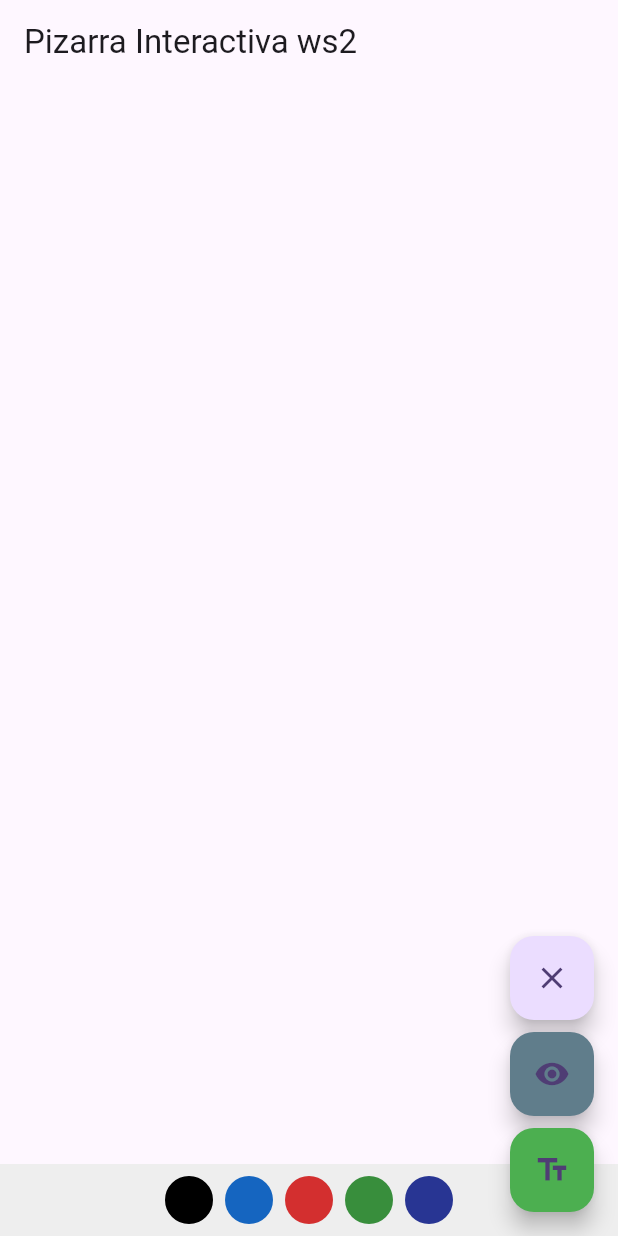
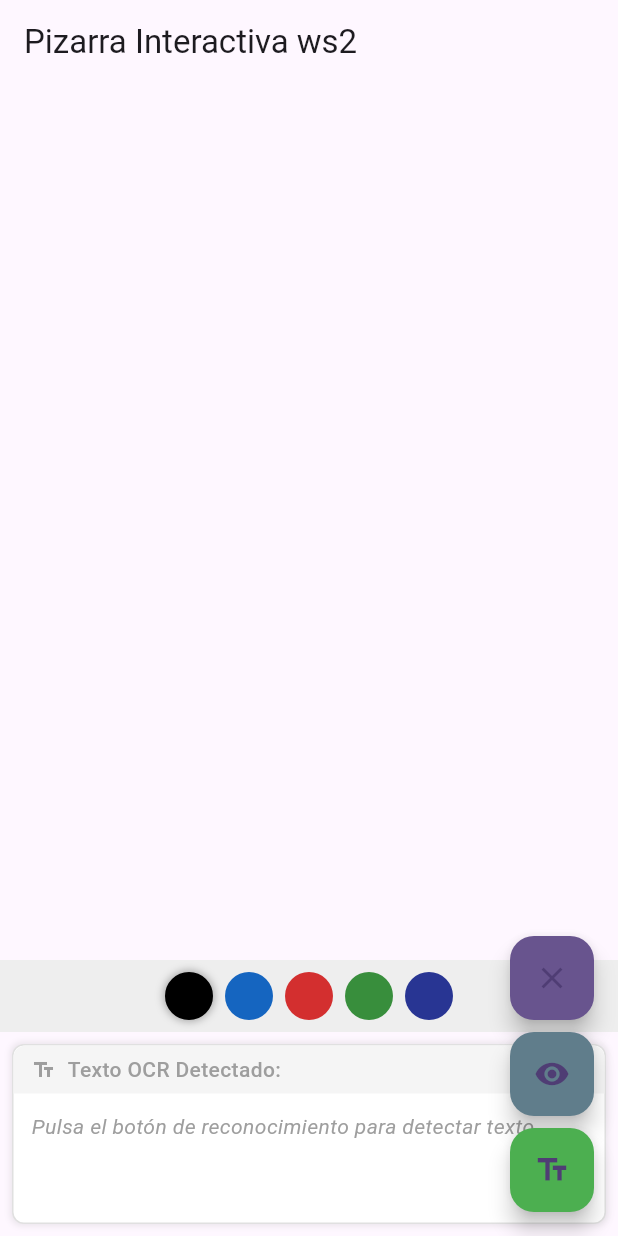
Before and after one commit to MJMAYA/whiteboard_app, a Flutter app: the screen it shows after launch, on a phone screen of 412 x 824 dp. Run offline on Flutter 3.47's test engine with Material 3 defaults, Android fonts, the phone set to English and light mode, and no system bars.

Commit message:
Base guardado DATASET

```diff
--- a/lib/whiteboard_screen.dart
+++ b/lib/whiteboard_screen.dart
@@ -2,6 +2,9 @@ import 'package:flutter/material.dart';
 import 'package:flutter/rendering.dart';
 import 'draw_point.dart';
 import 'whiteboard_painter.dart';
+import 'widgets/ocr_text_display.dart';
+import 'widgets/color_palette.dart';
+import 'widgets/whiteboard_action_buttons.dart';
 import 'dart:ui' as ui;
 import 'dart:typed_data';
 import 'dart:io';
@@ -18,6 +21,7 @@ class WhiteboardScreen extends StatefulWidget {
 
 class _WhiteboardScreenState extends State<WhiteboardScreen> {
   String? _figureMessage;
+  String _recognizedText = ''; // Variable para almacenar texto OCR
   double _lastPressure = 1.0;
   bool _showPressure = false;
   final GlobalKey _paintKey = GlobalKey();
@@ -38,67 +42,38 @@ class _WhiteboardScreenState extends State<WhiteboardScreen> {
       appBar: AppBar(title: const Text('Pizarra Interactiva ws2')),
       body: Column(
         children: [
-          Expanded(
-            child: Stack(
+          Expanded(flex: 3, child: _buildWhiteboardArea()),
+          ColorPalette(
+            colors: _colors,
+            selectedColor: _selectedColor,
+            onColorSelected: (color) => setState(() => _selectedColor = color),
+          ),
+          OcrTextDisplay(
+            recognizedText: _recognizedText,
+            onClear: () => setState(() => _recognizedText = ''),
+          ),
+        ],
+      ),
+      floatingActionButton: WhiteboardActionButtons(
+        onClear: () => setState(() => _points.clear()),
+        onTogglePressure: () => setState(() => _showPressure = !_showPressure),
+        onRecognizeText: _recognizeTextFromWhiteboard,
+        showPressure: _showPressure,
+      ),
+    );
+  }
+
+  Widget _buildWhiteboardArea() {
+    return Stack(
       children: [
         Positioned.fill(
           child: RepaintBoundary(
             key: _boundaryKey,
             child: Listener(
               behavior: HitTestBehavior.translucent,
-                      onPointerDown: (event) {
-                        //print(
-                        //  '[DEBUG] PointerDown: pressure=${event.pressure}, position=${event.position}, device=${event.device}',
-                        //);
-                        setState(() {
-                          RenderBox? box =
-                              _paintKey.currentContext?.findRenderObject()
-                                  as RenderBox?;
-                          Offset point = box != null
-                              ? box.globalToLocal(event.position)
-                              : event.localPosition;
-                          double pressure = event.pressure;
-                          _lastPressure = pressure;
-                          double minStroke = 2.0;
-                          double maxStroke = 8.0;
-                          double normalized = pressure.clamp(0.0, 1.0);
-                          double stroke =
-                              minStroke + (maxStroke - minStroke) * normalized;
-                          _points.add(DrawPoint(point, _selectedColor, stroke));
-                        });
-                      },
-                      onPointerMove: (event) {
-                        // print(
-                        //   '[DEBUG] PointerMove: pressure=${event.pressure}, position=${event.position}, device=${event.device}',
-                        // );
-                        setState(() {
-                          RenderBox? box =
-                              _paintKey.currentContext?.findRenderObject()
-                                  as RenderBox?;
-                          Offset point = box != null
-                              ? box.globalToLocal(event.position)
-                              : event.localPosition;
-                          double pressure = event.pressure;
-                          if (pressure == 0.0) {
-                            pressure = _lastPressure;
-                          } else {
-                            _lastPressure = pressure;
-                          }
-                          double minStroke = 2.0;
-                          double maxStroke = 8.0;
-                          double normalized = pressure.clamp(0.0, 1.0);
-                          double stroke =
-                              minStroke + (maxStroke - minStroke) * normalized;
-                          _points.add(DrawPoint(point, _selectedColor, stroke));
-                        });
-                      },
-                      onPointerUp: (event) {
-                        setState(() {
-                          // Simplemente agregamos un separador null para terminar el trazo
-                          // Sin detección de cuadrados para optimizar OCR
-                          _points.add(null);
-                        });
-                      },
+              onPointerDown: _handlePointerDown,
+              onPointerMove: _handlePointerMove,
+              onPointerUp: _handlePointerUp,
               child: CustomPaint(
                 key: _paintKey,
                 painter: WhiteboardPainter(_points),
@@ -107,33 +82,68 @@ class _WhiteboardScreenState extends State<WhiteboardScreen> {
             ),
           ),
         ),
-                if (_figureMessage != null)
-                  Positioned(
+        if (_figureMessage != null) _buildStatusMessage(),
+        if (_showPressure) _buildPressureIndicator(),
+      ],
+    );
+  }
+
+  // Handlers de eventos de puntero
+  void _handlePointerDown(PointerDownEvent event) {
+    setState(() {
+      final point = _getLocalPoint(event.position);
+      final stroke = _calculateStroke(event.pressure);
+      _points.add(DrawPoint(point, _selectedColor, stroke));
+    });
+  }
+
+  void _handlePointerMove(PointerMoveEvent event) {
+    setState(() {
+      final point = _getLocalPoint(event.position);
+      final pressure = event.pressure == 0.0 ? _lastPressure : event.pressure;
+      _lastPressure = pressure;
+      final stroke = _calculateStroke(pressure);
+      _points.add(DrawPoint(point, _selectedColor, stroke));
+    });
+  }
+
+  void _handlePointerUp(PointerUpEvent event) {
+    setState(() => _points.add(null)); // Separador de trazos
+  }
+
+  // Métodos auxiliares
+  Offset _getLocalPoint(Offset globalPosition) {
+    final box = _paintKey.currentContext?.findRenderObject() as RenderBox?;
+    return box?.globalToLocal(globalPosition) ?? globalPosition;
+  }
+
+  double _calculateStroke(double pressure) {
+    const double minStroke = 2.0, maxStroke = 8.0;
+    final normalized = pressure.clamp(0.0, 1.0);
+    return minStroke + (maxStroke - minStroke) * normalized;
+  }
+
+  // Widgets de UI
+  Widget _buildStatusMessage() => Positioned(
     top: 60,
     left: 0,
     right: 0,
     child: Center(
       child: Container(
-                        padding: const EdgeInsets.symmetric(
-                          horizontal: 16,
-                          vertical: 8,
-                        ),
+        padding: const EdgeInsets.symmetric(horizontal: 16, vertical: 8),
         decoration: BoxDecoration(
           color: Colors.black.withOpacity(0.7),
           borderRadius: BorderRadius.circular(8),
         ),
         child: Text(
           _figureMessage!,
-                          style: const TextStyle(
-                            color: Colors.white,
-                            fontSize: 18,
+          style: const TextStyle(color: Colors.white, fontSize: 18),
         ),
       ),
     ),
-                    ),
-                  ),
-                if (_showPressure)
-                  Positioned(
+  );
+
+  Widget _buildPressureIndicator() => Positioned(
     top: 16,
     right: 16,
     child: Container(
@@ -148,79 +158,7 @@ class _WhiteboardScreenState extends State<WhiteboardScreen> {
         style: const TextStyle(fontSize: 16),
       ),
     ),
-                  ),
-              ],
-            ),
-          ),
-          Container(
-            color: Colors.grey[200],
-            padding: const EdgeInsets.symmetric(vertical: 8, horizontal: 4),
-            child: Row(
-              mainAxisAlignment: MainAxisAlignment.center,
-              children: _colors.map((color) {
-                return GestureDetector(
-                  onTap: () {
-                    setState(() {
-                      _selectedColor = color;
-                    });
-                  },
-                  child: Container(
-                    margin: const EdgeInsets.symmetric(horizontal: 4),
-                    width: 32,
-                    height: 32,
-                    decoration: BoxDecoration(
-                      color: color,
-                      shape: BoxShape.circle,
-                      border: Border.all(
-                        color: _selectedColor == color
-                            ? Colors.black
-                            : Colors.transparent,
-                        width: 2,
-                      ),
-                    ),
-                  ),
   );
-              }).toList(),
-            ),
-          ),
-        ],
-      ),
-      floatingActionButton: Column(
-        mainAxisSize: MainAxisSize.min,
-        children: [
-          FloatingActionButton(
-            onPressed: () {
-              setState(() {
-                _points.clear();
-              });
-            },
-            tooltip: 'Limpiar pizarra',
-            child: const Icon(Icons.clear),
-          ),
-          const SizedBox(height: 8),
-          FloatingActionButton(
-            onPressed: () {
-              setState(() {
-                _showPressure = !_showPressure;
-              });
-            },
-            tooltip: _showPressure ? 'Ocultar presión' : 'Mostrar presión',
-            backgroundColor: Colors.blueGrey,
-            child: Icon(
-              _showPressure ? Icons.visibility_off : Icons.visibility,
-            ),
-          ),
-          const SizedBox(height: 8),
-          FloatingActionButton(
-            onPressed: _recognizeTextFromWhiteboard,
-            tooltip: 'Reconocer texto',
-            backgroundColor: Colors.green,
-            child: const Icon(Icons.text_fields),
-          ),
-        ],
-      ),
-    );
-  }
 
   Future<void> _recognizeTextFromWhiteboard() async {
     try {
@@ -254,7 +192,6 @@ class _WhiteboardScreenState extends State<WhiteboardScreen> {
           'Connection': 'keep-alive',
           'User-Agent': 'FlutterWebClient',
         });
-        print('parseada url');
         request.files.add(
           http.MultipartFile.fromBytes(
             'the_file',
@@ -262,10 +199,8 @@ class _WhiteboardScreenState extends State<WhiteboardScreen> {
             filename: 'ocr_temp.png',
           ),
         );
-        print('antes de enviar');
         var response = await request.send();
         if (response.statusCode == 200) {
-          print('respuesta correcta');
           final respStr = await response.stream.bytesToString();
           // Parsear JSON para obtener el campo 'result'
           try {
@@ -275,7 +210,6 @@ class _WhiteboardScreenState extends State<WhiteboardScreen> {
             recognizedText = jsonResp.containsKey('result')
                 ? jsonResp['result'].toString()
                 : 'No se detectó texto';
-            print('Resultado: $recognizedText');
           } catch (e) {
             recognizedText = 'No se detectó texto';
           }
@@ -300,7 +234,6 @@ class _WhiteboardScreenState extends State<WhiteboardScreen> {
           final result = RegExp(
             r'"result"\s*:\s*"([^"]*)"',
           ).firstMatch(respStr);
-          print('Resultado: $result');
           recognizedText = result != null
               ? result.group(1)!
               : 'No se detectó texto';
@@ -311,11 +244,11 @@ class _WhiteboardScreenState extends State<WhiteboardScreen> {
       }
 
       setState(() {
-        _figureMessage = 'Texto detectado: $recognizedText';
+        _recognizedText = recognizedText;
       });
     } catch (e) {
       setState(() {
-        _figureMessage = 'Error al reconocer texto: $e';
+        _recognizedText = 'Error al reconocer texto: $e';
       });
     }
   }
--- /dev/null
+++ b/lib/widgets/color_palette.dart
@@ -0,0 +1,52 @@
+import 'package:flutter/material.dart';
+
+class ColorPalette extends StatelessWidget {
+  final List<Color> colors;
+  final Color selectedColor;
+  final ValueChanged<Color> onColorSelected;
+
+  const ColorPalette({
+    super.key,
+    required this.colors,
+    required this.selectedColor,
+    required this.onColorSelected,
+  });
+
+  @override
+  Widget build(BuildContext context) {
+    return Container(
+      color: Colors.grey[200],
+      padding: const EdgeInsets.symmetric(vertical: 8, horizontal: 4),
+      child: Row(
+        mainAxisAlignment: MainAxisAlignment.center,
+        children: colors.map((color) => _buildColorButton(color)).toList(),
+      ),
+    );
+  }
+
+  Widget _buildColorButton(Color color) => GestureDetector(
+    onTap: () => onColorSelected(color),
+    child: Container(
+      margin: const EdgeInsets.symmetric(horizontal: 4),
+      width: 32,
+      height: 32,
+      decoration: BoxDecoration(
+        color: color,
+        shape: BoxShape.circle,
+        border: Border.all(
+          color: selectedColor == color ? Colors.black : Colors.transparent,
+          width: 2,
+        ),
+        boxShadow: selectedColor == color
+            ? [
+                BoxShadow(
+                  color: Colors.black.withOpacity(0.3),
+                  blurRadius: 4,
+                  spreadRadius: 1,
+                ),
+              ]
+            : null,
+      ),
+    ),
+  );
+}
--- /dev/null
+++ b/lib/widgets/ocr_text_display.dart
@@ -0,0 +1,87 @@
+import 'package:flutter/material.dart';
+
+class OcrTextDisplay extends StatelessWidget {
+  final String? recognizedText;
+  final VoidCallback onClear;
+
+  const OcrTextDisplay({
+    super.key,
+    required this.recognizedText,
+    required this.onClear,
+  });
+
+  @override
+  Widget build(BuildContext context) {
+    return Container(
+      height: 120,
+      margin: const EdgeInsets.all(8),
+      decoration: BoxDecoration(
+        color: Colors.white,
+        border: Border.all(color: Colors.grey.shade300),
+        borderRadius: BorderRadius.circular(8),
+        boxShadow: [
+          BoxShadow(
+            color: Colors.grey.withOpacity(0.2),
+            spreadRadius: 1,
+            blurRadius: 3,
+          ),
+        ],
+      ),
+      child: Column(
+        crossAxisAlignment: CrossAxisAlignment.stretch,
+        children: [_buildHeader(), _buildTextArea()],
+      ),
+    );
+  }
+
+  Widget _buildHeader() => Container(
+    height: 32,
+    padding: const EdgeInsets.symmetric(horizontal: 12),
+    decoration: BoxDecoration(
+      color: Colors.grey.shade100,
+      borderRadius: const BorderRadius.vertical(top: Radius.circular(8)),
+    ),
+    child: Row(
+      children: [
+        const Icon(Icons.text_fields, size: 16, color: Colors.grey),
+        const SizedBox(width: 8),
+        const Text(
+          'Texto OCR Detectado:',
+          style: TextStyle(
+            fontSize: 14,
+            fontWeight: FontWeight.w500,
+            color: Colors.grey,
+          ),
+        ),
+        const Spacer(),
+        if (recognizedText?.isNotEmpty == true)
+          GestureDetector(
+            onTap: onClear,
+            child: const Icon(Icons.clear, size: 16, color: Colors.grey),
+          ),
+      ],
+    ),
+  );
+
+  Widget _buildTextArea() => Expanded(
+    child: Padding(
+      padding: const EdgeInsets.all(12),
+      child: SingleChildScrollView(
+        child: Text(
+          recognizedText?.isEmpty ?? true
+              ? 'Pulsa el botón de reconocimiento para detectar texto...'
+              : recognizedText!,
+          style: TextStyle(
+            fontSize: 14,
+            color: recognizedText?.isEmpty ?? true
+                ? Colors.grey.shade500
+                : Colors.black87,
+            fontStyle: recognizedText?.isEmpty ?? true
+                ? FontStyle.italic
+                : FontStyle.normal,
+          ),
+        ),
+      ),
+    ),
+  );
+}
--- /dev/null
+++ b/lib/widgets/whiteboard_action_buttons.dart
@@ -0,0 +1,57 @@
+import 'package:flutter/material.dart';
+
+class WhiteboardActionButtons extends StatelessWidget {
+  final VoidCallback onClear;
+  final VoidCallback onTogglePressure;
+  final VoidCallback onRecognizeText;
+  final bool showPressure;
+
+  const WhiteboardActionButtons({
+    super.key,
+    required this.onClear,
+    required this.onTogglePressure,
+    required this.onRecognizeText,
+    required this.showPressure,
+  });
+
+  @override
+  Widget build(BuildContext context) {
+    return Column(
+      mainAxisSize: MainAxisSize.min,
+      children: [
+        _buildActionButton(
+          onPressed: onClear,
+          tooltip: 'Limpiar pizarra',
+          icon: Icons.clear,
+          backgroundColor: Theme.of(context).primaryColor,
+        ),
+        const SizedBox(height: 8),
+        _buildActionButton(
+          onPressed: onTogglePressure,
+          tooltip: showPressure ? 'Ocultar presión' : 'Mostrar presión',
+          icon: showPressure ? Icons.visibility_off : Icons.visibility,
+          backgroundColor: Colors.blueGrey,
+        ),
+        const SizedBox(height: 8),
+        _buildActionButton(
+          onPressed: onRecognizeText,
+          tooltip: 'Reconocer texto',
+          icon: Icons.text_fields,
+          backgroundColor: Colors.green,
+        ),
+      ],
+    );
+  }
+
+  Widget _buildActionButton({
+    required VoidCallback onPressed,
+    required String tooltip,
+    required IconData icon,
+    required Color backgroundColor,
+  }) => FloatingActionButton(
+    onPressed: onPressed,
+    tooltip: tooltip,
+    backgroundColor: backgroundColor,
+    child: Icon(icon),
+  );
+}
```
Also changed, not shown: 1 other file. Lines whose indentation alone changed are shown as unchanged.
